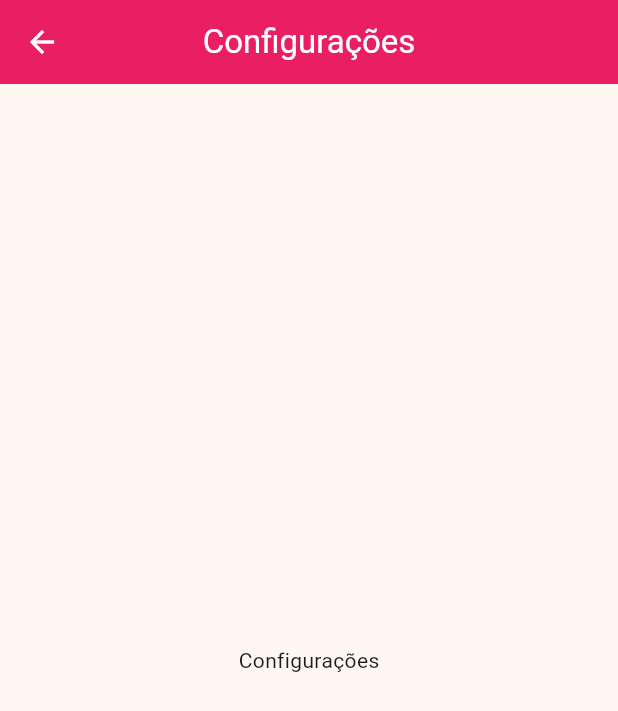
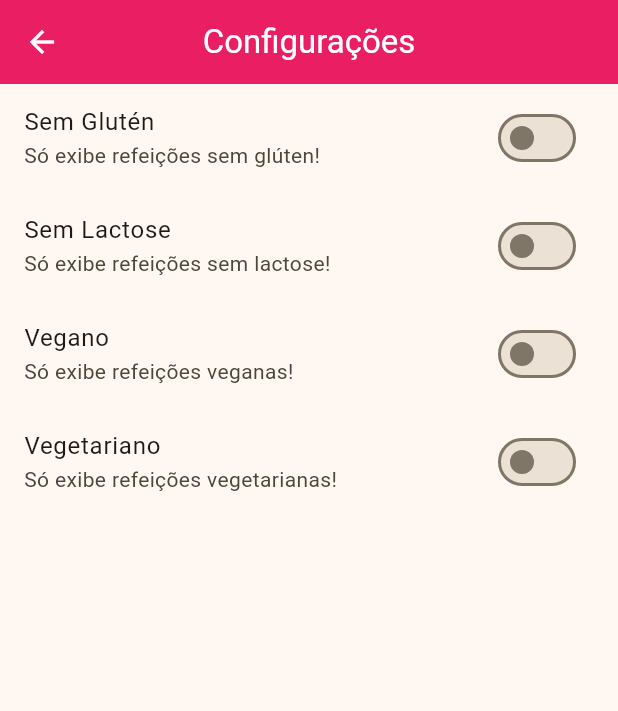
Before and after one commit to paladin120702/meals, a Flutter app: the Settings screen opened by its route, on a phone screen of 412 x 824 dp. Shown: the top 711 px of the screen. Run offline on Flutter 3.47's test engine with Material 3 defaults, Android fonts, the phone set to English and light mode, and no system bars; network calls fail.

Commit message:
Adicionando tela de configurações

```diff
--- a/lib/main.dart
+++ b/lib/main.dart
@@ -1,14 +1,41 @@
 import 'package:flutter/material.dart';
+import 'utills/app_routes.dart';
 import 'screens/categories_meals.dart';
-import 'utills/app_routes.dart';
 import 'screens/meal_detail.dart';
 import 'screens/tabs.dart';
 import 'screens/settings.dart';
+import 'models/meal.dart';
+import 'data/dummy_data.dart';
+import 'models/filters.dart';
 
 void main() => runApp(const Meals());
 
-class Meals extends StatelessWidget {
+class Meals extends StatefulWidget {
   const Meals({super.key});
+
+  @override
+  State<Meals> createState() => _MealsState();
+}
+
+class _MealsState extends State<Meals> {
+  Filters filters = Filters();
+  List<Meal> _availableMeals = dummyMeals;
+
+  void _filterMeals(Filters filters) {
+    setState(() {
+      this.filters = filters;
+      _availableMeals = dummyMeals.where((meal) {
+        final filterGluten = filters.isGlutenFree && !meal.isGlutenFree;
+        final filterLactose = filters.isLactoseFree && !meal.isLactoseFree;
+        final filterVegan = filters.isVegan && !meal.isVegan;
+        final filterVegetarian = filters.isVegetarian && !meal.isVegetarian;
+        return !filterGluten &&
+            !filterLactose &&
+            !filterVegan &&
+            !filterVegetarian;
+      }).toList();
+    });
+  }
 
   @override
   Widget build(BuildContext context) {
@@ -31,9 +58,9 @@ class Meals extends StatelessWidget {
       ),
       routes: {
         AppRoutes.HOME: (ctx) => const Tabs(),
-        AppRoutes.CATEGORIES_MEALS: (ctx) => const CategoriesMeals(),
+        AppRoutes.CATEGORIES_MEALS: (ctx) => CategoriesMeals(_availableMeals),
         AppRoutes.MEAL_DETAIL: (ctx) => const MealDetail(),
-        AppRoutes.SETTINGS: (ctx) => const Settings(),
+        AppRoutes.SETTINGS: (ctx) => Settings(_filterMeals, filters),
       },
     );
   }
--- /dev/null
+++ b/lib/models/filters.dart
@@ -0,0 +1,13 @@
+class Filters {
+  bool isGlutenFree;
+  bool isLactoseFree;
+  bool isVegan;
+  bool isVegetarian;
+
+  Filters({
+    this.isGlutenFree = false,
+    this.isLactoseFree = false,
+    this.isVegan = false,
+    this.isVegetarian = false,
+  });
+}
--- a/lib/screens/settings.dart
+++ b/lib/screens/settings.dart
@@ -1,16 +1,82 @@
 import 'package:flutter/material.dart';
+import '../models/filters.dart';
 
-class Settings extends StatelessWidget {
-  const Settings({super.key});
+class Settings extends StatefulWidget {
+  final Function(Filters) onSettingsChanged;
+  final Filters filters;
+
+  const Settings(this.onSettingsChanged, this.filters, {super.key});
+
+  @override
+  State<Settings> createState() => _SettingsState();
+}
+
+class _SettingsState extends State<Settings> {
+  late Filters filters;
+
+  @override
+  void initState() {
+    super.initState();
+    filters = widget.filters;
+  }
+
+  Widget _createSwitch(
+    String title,
+    String subtitle,
+    bool value,
+    Function(bool) onChanged,
+  ) {
+    return SwitchListTile.adaptive(
+      title: Text(title),
+      subtitle: Text(subtitle),
+      value: value,
+      onChanged: (value) {
+        onChanged(value);
+        widget.onSettingsChanged(filters);
+      },
+    );
+  }
 
   @override
   Widget build(BuildContext context) {
     return Scaffold(
-        appBar: AppBar(
-          title: Text('Configurações'),
-        ),
-        body: Center(
-          child: Text('Configurações'),
-        ));
+      appBar: AppBar(
+        title: const Text('Configurações'),
+      ),
+      body: Column(
+        children: [
+          Expanded(
+            child: ListView(
+              children: [
+                _createSwitch(
+                  'Sem Glutén',
+                  'Só exibe refeições sem glúten!',
+                  filters.isGlutenFree,
+                  (value) => setState(() => filters.isGlutenFree = value),
+                ),
+                _createSwitch(
+                  'Sem Lactose',
+                  'Só exibe refeições sem lactose!',
+                  filters.isLactoseFree,
+                  (value) => setState(() => filters.isLactoseFree = value),
+                ),
+                _createSwitch(
+                  'Vegano',
+                  'Só exibe refeições veganas!',
+                  filters.isVegan,
+                  (value) => setState(() => filters.isVegan = value),
+                ),
+                _createSwitch(
+                  'Vegetariano',
+                  'Só exibe refeições vegetarianas!',
+                  filters.isVegetarian,
+                  (value) => setState(() => filters.isVegetarian = value),
+                ),
+              ],
+            ),
+          ),
+        ],
+      ),
+    );
   }
 }
```
Also changed, not shown: lib/components/drawer_item.dart (+22 -5 lines), lib/screens/categories_meals.dart (+4 -3 lines), lib/screens/meal_detail.dart (+11 -4 lines).
